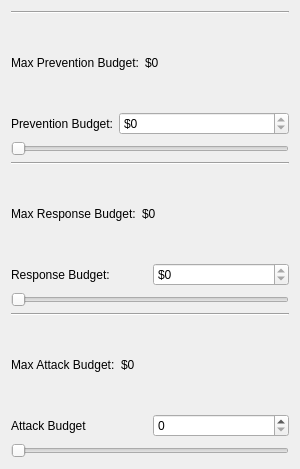
The window that plugins/calculate/BudgetForm.ui (dmzgroup/mbra) describes before a commit, drawn with Qt 5.
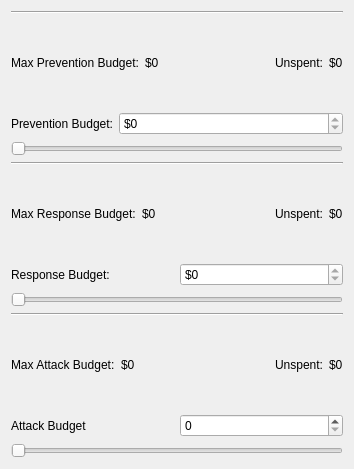
The same window after the commit.

Commit message: Add "Unspent Budget" feature to NA calculate window.

```diff
--- a/plugins/calculate/BudgetForm.ui
+++ b/plugins/calculate/BudgetForm.ui
@@ -6,7 +6,7 @@
    <rect>
     <x>0</x>
     <y>0</y>
-    <width>300</width>
+    <width>354</width>
     <height>469</height>
    </rect>
   </property>
@@ -50,6 +50,20 @@
        </property>
       </spacer>
      </item>
+     <item>
+      <widget class="QLabel" name="label_5">
+       <property name="text">
+        <string>Unspent:</string>
+       </property>
+      </widget>
+     </item>
+     <item>
+      <widget class="QLabel" name="unspentPreventionBudgetLabel">
+       <property name="text">
+        <string>$0</string>
+       </property>
+      </widget>
+     </item>
     </layout>
    </item>
    <item>
@@ -134,6 +148,20 @@
        </property>
       </spacer>
      </item>
+     <item>
+      <widget class="QLabel" name="label_6">
+       <property name="text">
+        <string>Unspent:</string>
+       </property>
+      </widget>
+     </item>
+     <item>
+      <widget class="QLabel" name="unspentResponseBudgetLabel">
+       <property name="text">
+        <string>$0</string>
+       </property>
+      </widget>
+     </item>
     </layout>
    </item>
    <item>
@@ -206,6 +234,20 @@
        </property>
       </spacer>
      </item>
+     <item>
+      <widget class="QLabel" name="label_7">
+       <property name="text">
+        <string>Unspent:</string>
+       </property>
+      </widget>
+     </item>
+     <item>
+      <widget class="QLabel" name="unspentAttackBudgetLabel">
+       <property name="text">
+        <string>$0</string>
+       </property>
+      </widget>
+     </item>
     </layout>
    </item>
    <item>
```
The commit also changes 5 other files.
